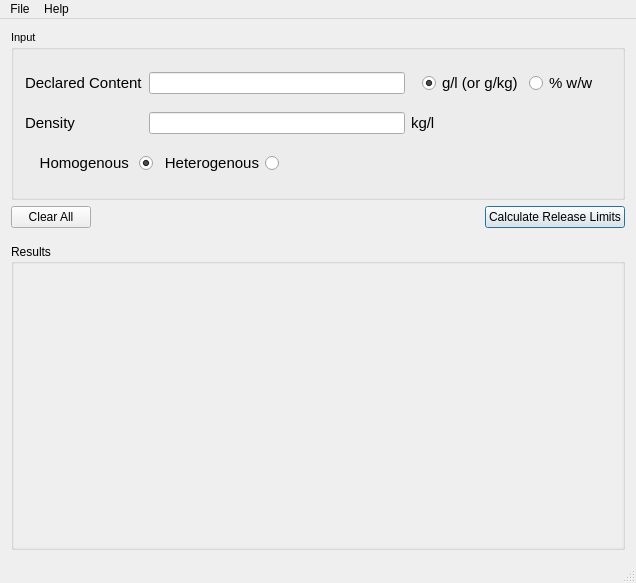
This is src/mainwindow.ui in cody42/ReleaseLimitsCalculator as Qt 5 draws it before an edit. The edited form follows.
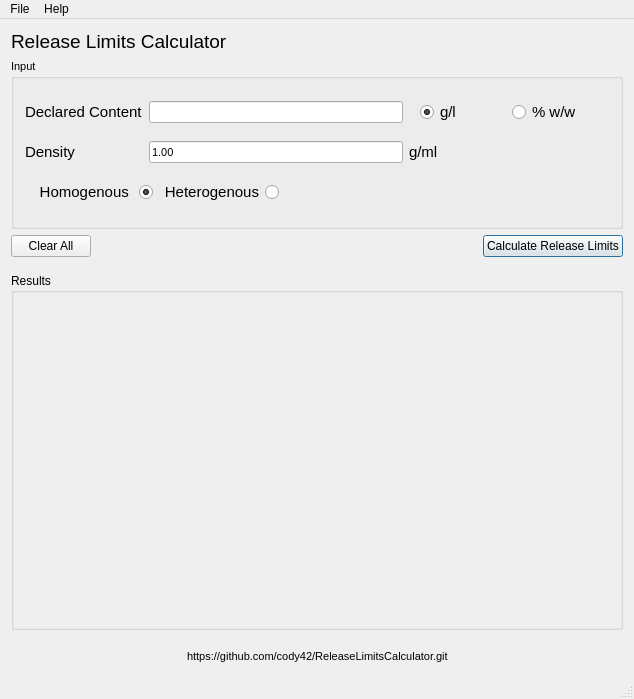
This is the edited form. Icons and pictures are not drawn.

The edit to the form file:
```diff
--- a/src/mainwindow.ui
+++ b/src/mainwindow.ui
@@ -6,8 +6,8 @@
    <rect>
     <x>0</x>
     <y>0</y>
-    <width>636</width>
-    <height>583</height>
+    <width>634</width>
+    <height>699</height>
    </rect>
   </property>
   <property name="sizePolicy">
@@ -28,6 +28,29 @@
   </property>
   <widget class="QWidget" name="centralWidget">
    <layout class="QVBoxLayout" name="verticalLayout_3">
+    <item>
+     <layout class="QHBoxLayout" name="horizontalLayout_4">
+      <property name="topMargin">
+       <number>0</number>
+      </property>
+      <item>
+       <layout class="QVBoxLayout" name="verticalLayout_4">
+        <item>
+         <widget class="QLabel" name="label_5">
+          <property name="font">
+           <font>
+            <pointsize>14</pointsize>
+           </font>
+          </property>
+          <property name="text">
+           <string>Release Limits Calculator</string>
+          </property>
+         </widget>
+        </item>
+       </layout>
+      </item>
+     </layout>
+    </item>
     <item>
      <widget class="QGroupBox" name="boxInput">
       <property name="minimumSize">
@@ -86,7 +109,7 @@
              </font>
             </property>
             <property name="text">
-             <string>g/l (or g/kg)</string>
+             <string>g/l</string>
             </property>
             <property name="checked">
              <bool>true</bool>
@@ -124,7 +147,11 @@
         </widget>
        </item>
        <item row="1" column="1">
-        <widget class="QLineEdit" name="editDensity"/>
+        <widget class="QLineEdit" name="editDensity">
+         <property name="text">
+          <string>1.00</string>
+         </property>
+        </widget>
        </item>
        <item row="1" column="2">
         <widget class="QLabel" name="lDensityUnit">
@@ -134,7 +161,7 @@
           </font>
          </property>
          <property name="text">
-          <string>kg/l</string>
+          <string>g/ml</string>
          </property>
          <property name="buddy">
           <cstring>editDensity</cstring>
@@ -300,8 +327,8 @@
            <rect>
             <x>0</x>
             <y>0</y>
-            <width>616</width>
-            <height>318</height>
+            <width>614</width>
+            <height>364</height>
            </rect>
           </property>
           <property name="sizePolicy">
@@ -317,6 +344,54 @@
       </layout>
      </widget>
     </item>
+    <item>
+     <layout class="QHBoxLayout" name="horizontalLayout_5">
+      <property name="topMargin">
+       <number>10</number>
+      </property>
+      <property name="rightMargin">
+       <number>0</number>
+      </property>
+      <item>
+       <spacer name="horizontalSpacer_3">
+        <property name="orientation">
+         <enum>Qt::Horizontal</enum>
+        </property>
+        <property name="sizeHint" stdset="0">
+         <size>
+          <width>40</width>
+          <height>20</height>
+         </size>
+        </property>
+       </spacer>
+      </item>
+      <item>
+       <widget class="QLabel" name="label">
+        <property name="font">
+         <font>
+          <pointsize>8</pointsize>
+         </font>
+        </property>
+        <property name="text">
+         <string>https://github.com/cody42/ReleaseLimitsCalculator.git</string>
+        </property>
+       </widget>
+      </item>
+      <item>
+       <spacer name="horizontalSpacer_4">
+        <property name="orientation">
+         <enum>Qt::Horizontal</enum>
+        </property>
+        <property name="sizeHint" stdset="0">
+         <size>
+          <width>40</width>
+          <height>20</height>
+         </size>
+        </property>
+       </spacer>
+      </item>
+     </layout>
+    </item>
    </layout>
   </widget>
   <widget class="QMenuBar" name="menuBar">
@@ -324,7 +399,7 @@
     <rect>
      <x>0</x>
      <y>0</y>
-     <width>636</width>
+     <width>634</width>
      <height>21</height>
     </rect>
    </property>
```
Left out of the diff: 7 changed lines with no effect on the pictures.
